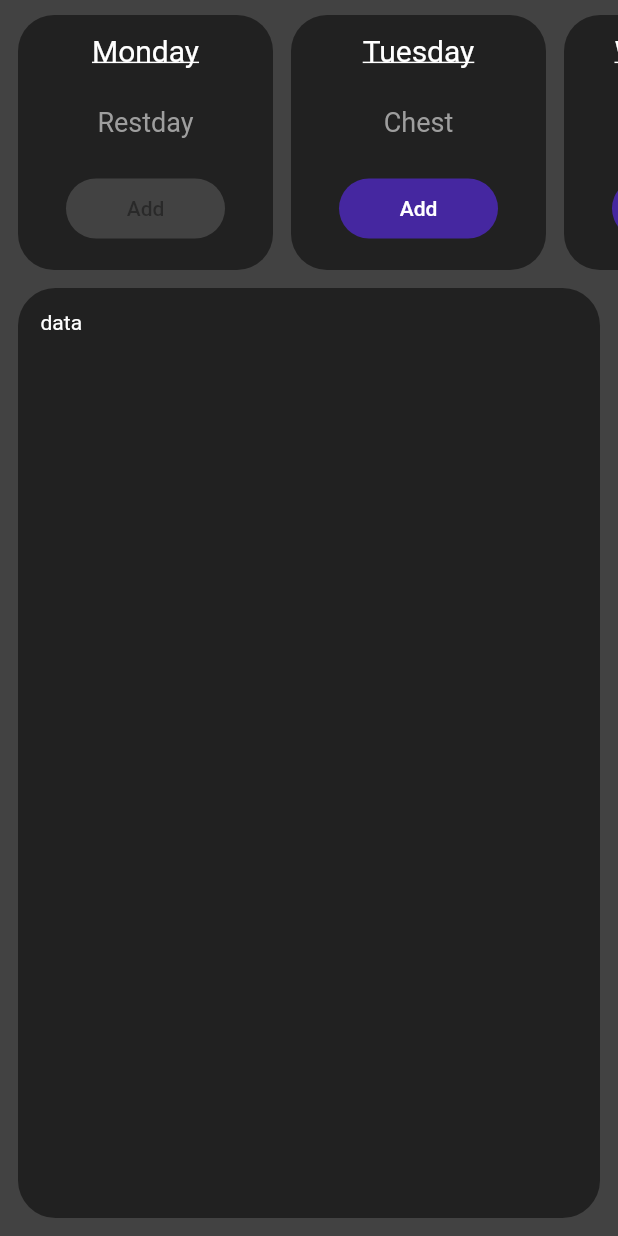
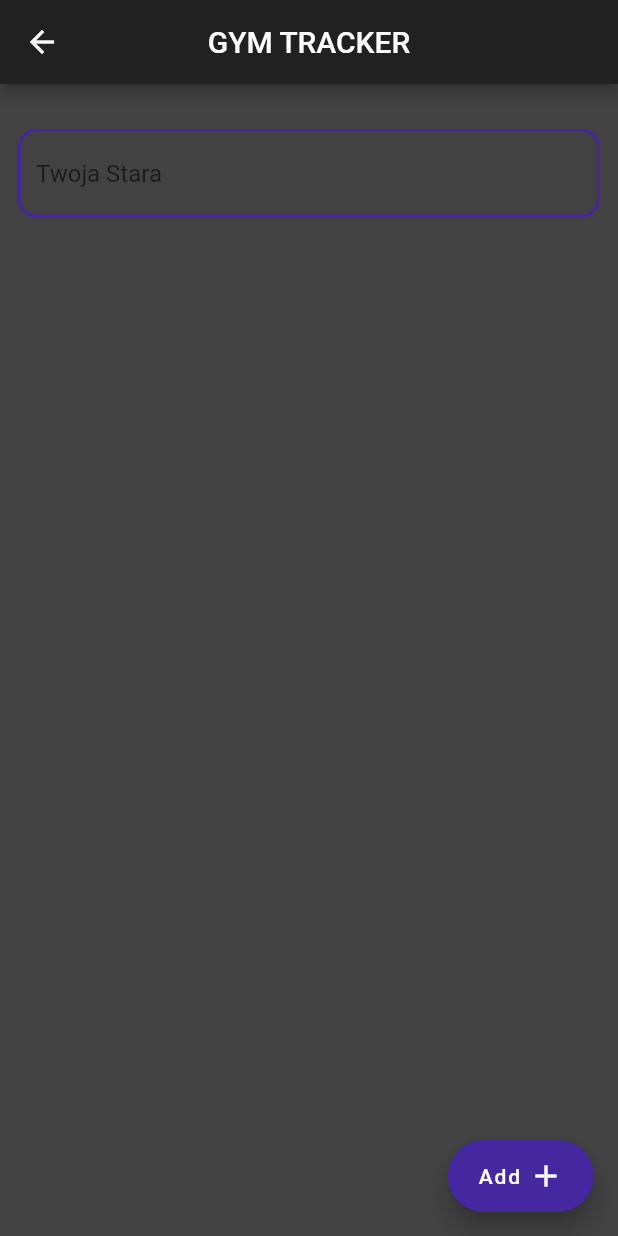
Before and after one commit to domique26/gym_tracker, a Flutter app: the HomePage screen opened directly, after a tap on "Add", on a phone screen of 412 x 824 dp. Run offline on Flutter 3.47's test engine with Material 2 defaults, Android fonts, the phone set to English and light mode, and no system bars.

Commit message:
Idk really what i did

```diff
--- a/lib/main.dart
+++ b/lib/main.dart
@@ -1,6 +1,5 @@
 import 'package:flutter/material.dart';
 import 'package:gym_tracker/pages/home_page.dart';
-import 'package:gym_tracker/pages/new_training_page.dart';
 import 'package:gym_tracker/pages/trainings_page.dart';
 
 void main() {
@@ -15,8 +14,6 @@ class MyApp extends StatefulWidget {
   State<MyApp> createState() => _MyAppState();
 }
 
-List pages = [const NewTrainingPage(), const HomePage(), const TrainingsPage()];
-
 class _MyAppState extends State<MyApp> {
   //New
   void _onItemTapped(int index) {
@@ -26,6 +23,8 @@ class _MyAppState extends State<MyApp> {
       },
     );
   }
+
+  List pages = [const HomePage(), const TrainingsPage()];
 
   @override
   Widget build(BuildContext context) {
@@ -37,11 +36,7 @@ class _MyAppState extends State<MyApp> {
       ),*/
       home: Scaffold(
         backgroundColor: Colors.grey[800],
-        appBar: AppBar(
-          backgroundColor: Colors.grey[900],
-          centerTitle: true,
-          title: const Text("GYM TRACKER"),
-        ),
+        appBar: customAppBar(),
         bottomNavigationBar: BottomNavigationBar(
           backgroundColor: Colors.grey[900],
           unselectedItemColor: Colors.grey[200],
@@ -49,10 +44,6 @@ class _MyAppState extends State<MyApp> {
           currentIndex: MyApp._selectedIndex, //New
           onTap: _onItemTapped,
           items: const [
-            BottomNavigationBarItem(
-              label: "Add Training",
-              icon: Icon(Icons.add),
-            ),
             BottomNavigationBarItem(
               label: "Home",
               icon: Icon(Icons.home),
@@ -68,3 +59,11 @@ class _MyAppState extends State<MyApp> {
     );
   }
 }
+
+AppBar customAppBar() {
+  return AppBar(
+    backgroundColor: Colors.grey[900],
+    centerTitle: true,
+    title: const Text("GYM TRACKER"),
+  );
+}
--- a/lib/pages/home_page.dart
+++ b/lib/pages/home_page.dart
@@ -1,4 +1,6 @@
 import 'package:flutter/material.dart';
+import 'package:gym_tracker/main.dart';
+import 'package:gym_tracker/pages/new_training_page.dart';
 
 import 'package:gym_tracker/utils/workout.dart';
 
@@ -63,11 +65,6 @@ class _HomePageState extends State<HomePage> {
               setState(
                 () {
                   Workout.workouts.add(
-                    /*[
-                      '${week[index]}   |   ${now.day}.${now.month}.${now.year}   |   ${formatTime(now)}',
-                      trainigs[index],
-                      60
-                    ],*/
                     Workout(
                       time: formatTime(now),
                       date: "${now.day}.${now.month}.${now.year}",
@@ -164,7 +161,7 @@ class WeekdaysTile extends StatelessWidget {
                   ),
                   subtitle: Padding(
                     padding: const EdgeInsets.only(top: 23.0),
-                    child: addButton(trainigs, index),
+                    child: addButton(trainigs, index, context),
                   ),
                 ),
               ),
@@ -175,7 +172,7 @@ class WeekdaysTile extends StatelessWidget {
     );
   }
 
-  Widget addButton(List<String> trainings, int index) {
+  Widget addButton(List<String> trainings, int index, BuildContext context) {
     if (trainigs[index] == "Restday") {
       return FilledButton(
         onPressed: null,
@@ -190,6 +187,17 @@ class WeekdaysTile extends StatelessWidget {
       return FilledButton(
         onPressed: () {
           add(index);
+          Navigator.push(
+            context,
+            MaterialPageRoute(
+              builder: (context) {
+                return Scaffold(
+                  appBar: customAppBar(),
+                  body: const NewTrainingsPageWidget(),
+                );
+              },
+            ),
+          );
         },
         style: ButtonStyle(
           backgroundColor: MaterialStatePropertyAll(
--- a/lib/pages/new_training_page.dart
+++ b/lib/pages/new_training_page.dart
@@ -8,6 +8,17 @@ class NewTrainingPage extends StatefulWidget {
 }
 
 class _NewTrainingPageState extends State<NewTrainingPage> {
+  @override
+  Widget build(BuildContext context) {
+    return const NewTrainingsPageWidget();
+  }
+}
+
+class NewTrainingsPageWidget extends StatelessWidget {
+  const NewTrainingsPageWidget({
+    super.key,
+  });
+
   @override
   Widget build(BuildContext context) {
     return Scaffold(
--- a/lib/utils/workout.dart
+++ b/lib/utils/workout.dart
@@ -12,12 +12,6 @@ class RepsSetsWeights {
 }
 
 class Workout {
-  /*static List workouts = [
-    ["Mon.", "Chest", 60],
-    ["Wed.", "Legs", 75],
-    ["Mon.", "Back", 60],
-    ["Wed.", "18.10.2023", 75],
-  ];*/
   // 19:45  18.10.2023  Chest
   final String time, date;
   final List<RepsSetsWeights> repsSetsWeights;
```
